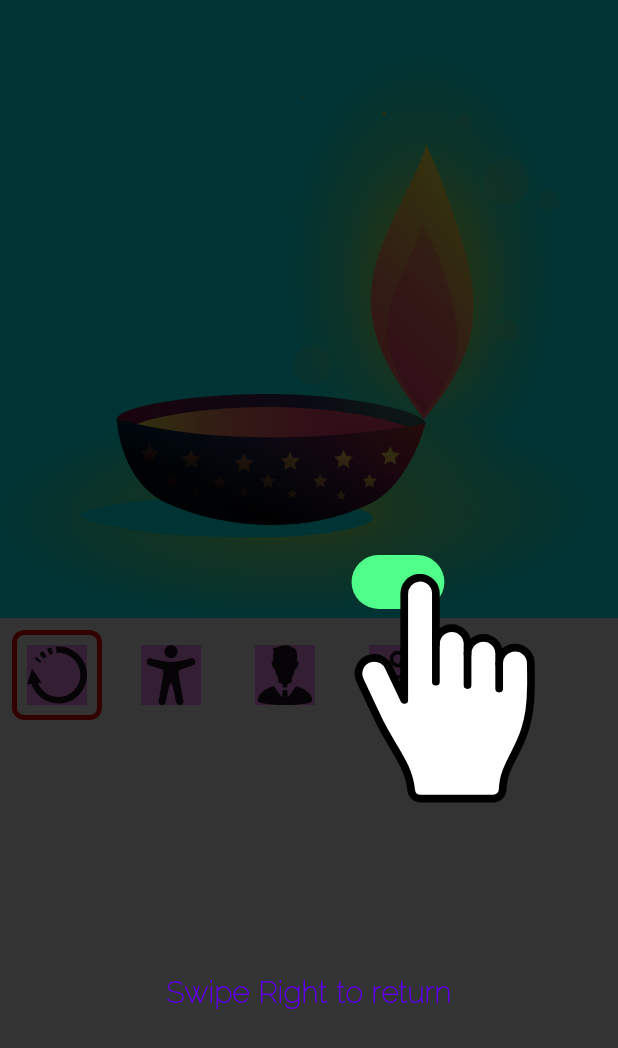
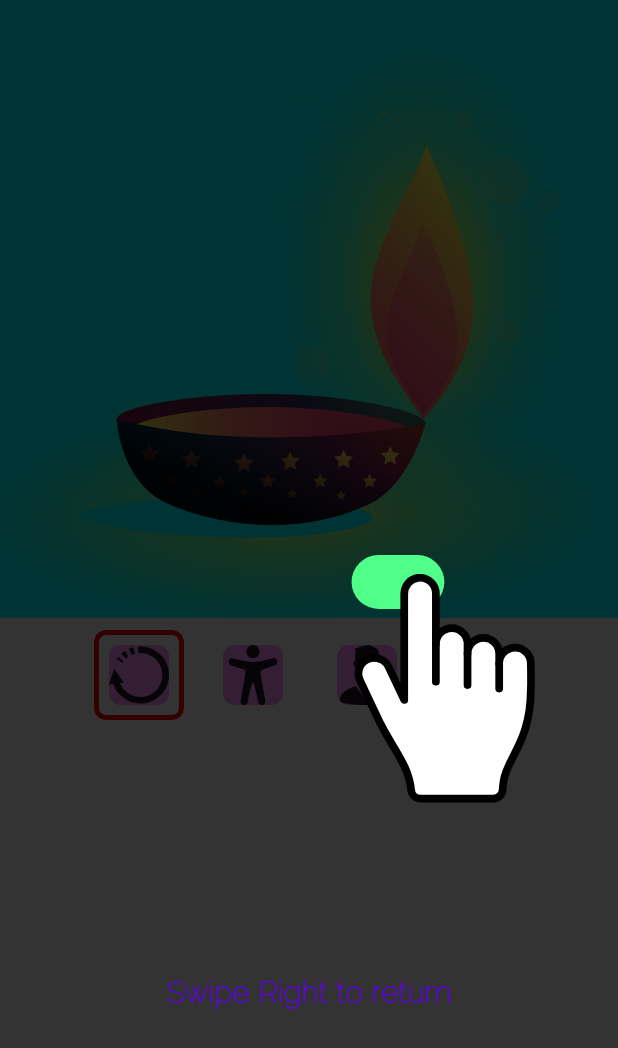
Before and after one commit to TimofeyMaryin/PetProject_MagicFunction, an Android app built with Jetpack Compose: the composable ActivityFragmentsContent shown on its own in the app's theme, on a phone screen of 412 x 824 dp. Shown: the top 1048 px of the screen. Run offline under Robolectric (Android 15) with nearby library versions, the phone set to English and light mode, and no system bars; our stand-ins replace constraintlayout-compose; network calls fail; 1 statement that could not run was skipped.

Commit message:
Small change redesign

```diff
--- a/app/src/main/java/com/example/thisappwillbefunny/presentation/fr/select_activity/MenuFilter.kt
+++ b/app/src/main/java/com/example/thisappwillbefunny/presentation/fr/select_activity/MenuFilter.kt
@@ -9,10 +9,7 @@ import androidx.compose.foundation.BorderStroke
 import androidx.compose.foundation.background
 import androidx.compose.foundation.border
 import androidx.compose.foundation.clickable
-import androidx.compose.foundation.layout.Box
-import androidx.compose.foundation.layout.fillMaxWidth
-import androidx.compose.foundation.layout.padding
-import androidx.compose.foundation.layout.size
+import androidx.compose.foundation.layout.*
 import androidx.compose.foundation.lazy.LazyRow
 import androidx.compose.foundation.shape.RoundedCornerShape
 import androidx.compose.material.Icon
@@ -32,16 +29,15 @@ import com.example.thisappwillbefunny.utils.UiConst
 fun MenuFilter(viewModel: SelectActivityViewModel) {
 
 
+    Box(modifier = Modifier.fillMaxWidth(), contentAlignment = Alignment.Center){
+
         LazyRow(
             modifier = Modifier
-            .fillMaxWidth()
-            .clip(
-                RoundedCornerShape(
-                    bottomStart = UiConst.Round.SMALL_FLOAT,
-                    bottomEnd = UiConst.Round.SMALL_FLOAT
-                )
-            ),
+                .clip(UiConst.Round.NORMAL)
+                .fillMaxWidth(.95f)
+                .background(Color.White.copy(.8f)),
             verticalAlignment = Alignment.CenterVertically,
+            horizontalArrangement = Arrangement.Center
         ) {
             items(viewModel.listOfFilterElement.size) {
                 ContainerElement {
@@ -53,6 +49,8 @@ fun MenuFilter(viewModel: SelectActivityViewModel) {
         }
     }
 
+}
+
 @Composable
 private fun MenuFilterItem(
     value: FilterElementModel,
@@ -60,7 +58,7 @@ private fun MenuFilterItem(
 ) {
     val borderColor by animateColorAsState(
         targetValue = if (value.isActive.value) Color.Red else Color.Transparent,
-        spring(stiffness = Spring.StiffnessVeryLow)
+        spring(stiffness = Spring.StiffnessLow)
     )
 
     Box(
@@ -81,6 +79,7 @@ private fun MenuFilterItem(
             painter = painterResource(id = value.icon),
             contentDescription = null,
             modifier = Modifier
+                .clip(UiConst.Round.SMALL)
                 .size(UiConst.Size.EXIT_BUTTON)
                 .background(Color.Magenta.copy(.4f))
         )
--- a/app/src/main/java/com/example/thisappwillbefunny/presentation/fr/tip_swipe/TipSwipeRight.kt
+++ b/app/src/main/java/com/example/thisappwillbefunny/presentation/fr/tip_swipe/TipSwipeRight.kt
@@ -39,8 +39,7 @@ fun TipSwipeRight(
                     val (x, y) = dragAmount
 
                     when {
-                        x > 100 -> {
-                            Log.e("TipSwipeRight", "TipSwipeRight: $x", )
+                        x > 400 -> {
                             animateSpec.error
                             swipeRight()
                         }
```
Lines whose indentation alone changed are shown as unchanged.
